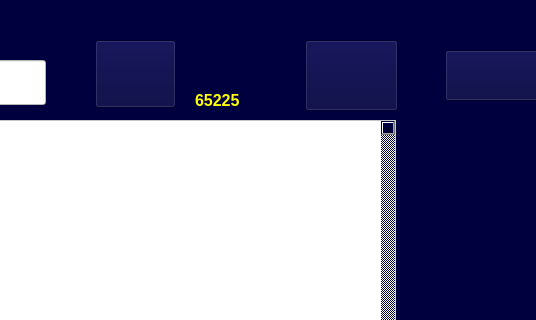
AP-projects-4001/ls, file client.ui: the form before one commit; both pictures show x 705 to 1241 and y 0 to 320 of the 1241 by 688 pixel window.
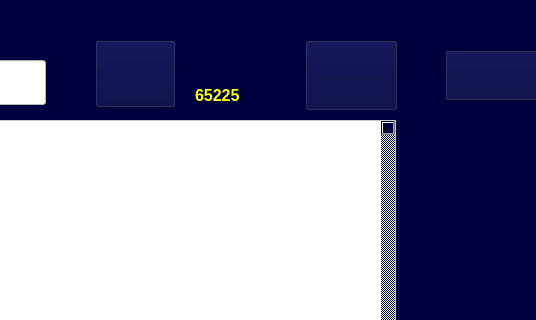
The form after the commit. Icons and pictures are not drawn.

Diff of the .ui file:
```diff
--- a/client.ui
+++ b/client.ui
@@ -644,9 +644,9 @@
    <property name="geometry">
     <rect>
      <x>900</x>
-     <y>90</y>
+     <y>80</y>
      <width>91</width>
-     <height>21</height>
+     <height>31</height>
     </rect>
    </property>
    <property name="font">
```
Left out of the diff: 71 changed lines with no effect on the pictures.
